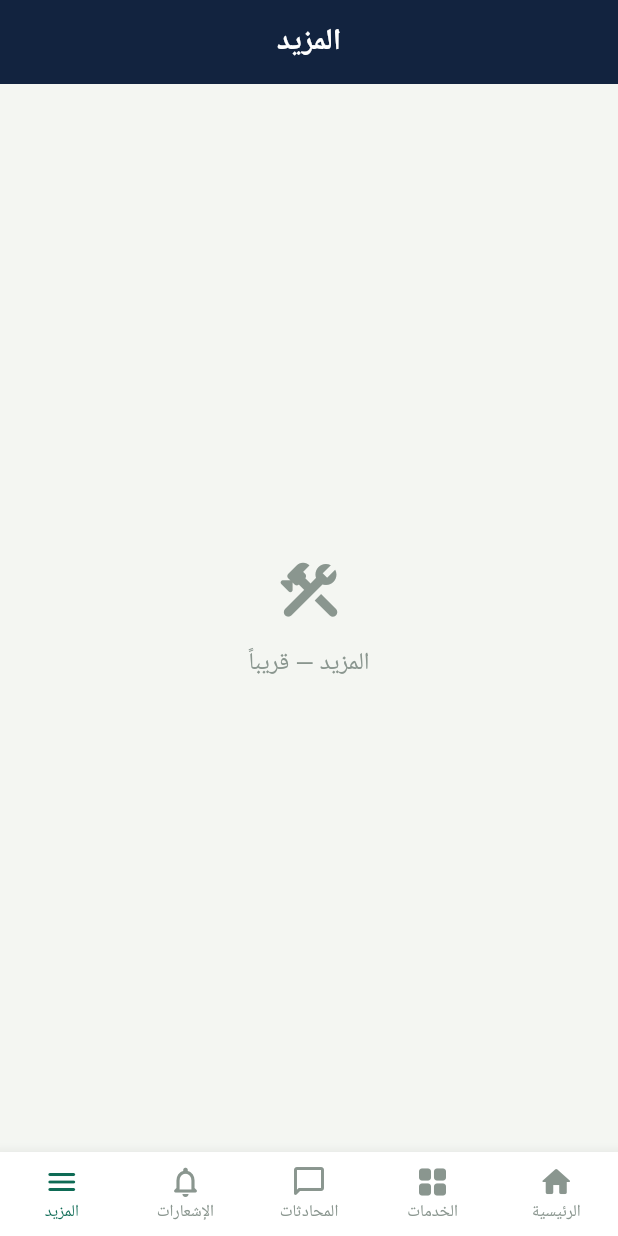
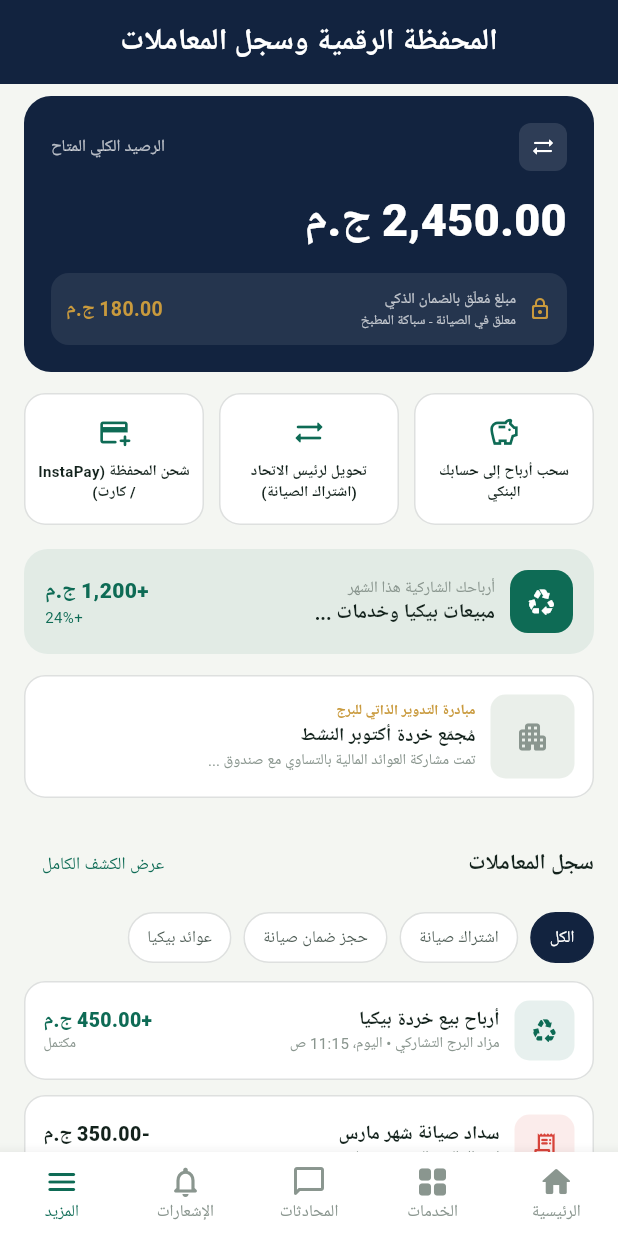
Before and after one commit to ahmedshaabangcc-crypto/mogtama3y, a Flutter app: the screen it shows after launch, item 5 of the bottom bar chosen, on a phone screen of 412 x 824 dp. Run offline on Flutter 3.47's test engine with Material 3 defaults, Android fonts, the phone set to English and light mode, and no system bars; our stand-ins replace google_fonts, supabase_flutter; accounts and stored records are empty; Roboto replaces fonts that are missing (Ibm Plex Sans Arabic, Reem Kufi).

Commit message:
Add digital wallet screen and wire it to the bottom nav (screen 21)
wallet_screen.dart: the balance card (with the amount held in
escrow surfaced separately), three quick actions (withdraw, transfer
to the union head, top up), a recycling-earnings highlight, the
building's self-recycling-drive card, and a filterable transaction
ledger covering the three real transaction types (a bikya sale
credit, a maintenance-dues debit, and an escrow hold).

Wired the bottom-nav "المزيد" tab to it, replacing its placeholder —
it was the natural home for account/financial features.

Verified with flutter analyze (no issues).

Co-Authored-By: Claude Sonnet 5 <noreply@anthropic.com>

```diff
--- a/lib/features/shell/app_shell.dart
+++ b/lib/features/shell/app_shell.dart
@@ -3,6 +3,7 @@ import 'package:flutter/material.dart';
 import '../home/guest_home_screen.dart';
 import '../services/technicians_market_screen.dart';
 import '../shared/placeholder_screen.dart';
+import '../wallet/wallet_screen.dart';
 
 /// Bottom-nav shell matching the 5-tab bar seen across the app screens:
 /// الرئيسية، الخدمات، المحادثات، الإشعارات، المزيد (right-to-left).
@@ -21,7 +22,7 @@ class _AppShellState extends State<AppShell> {
     const TechniciansMarketScreen(),
     const PlaceholderScreen(title: 'المحادثات'),
     const PlaceholderScreen(title: 'الإشعارات'),
-    const PlaceholderScreen(title: 'المزيد'),
+    const WalletScreen(),
   ];
 
   @override
--- /dev/null
+++ b/lib/features/wallet/wallet_screen.dart
@@ -0,0 +1,288 @@
+import 'package:flutter/material.dart';
+
+import '../../core/theme/app_colors.dart';
+
+enum _TxnKind { earning, payment, escrowHold }
+
+class _Transaction {
+  const _Transaction({required this.kind, required this.title, required this.subtitle, required this.amount, required this.status, required this.icon});
+  final _TxnKind kind;
+  final String title, subtitle, amount, status;
+  final IconData icon;
+}
+
+const _transactions = [
+  _Transaction(
+    kind: _TxnKind.earning,
+    title: 'أرباح بيع خردة بيكيا',
+    subtitle: 'مزاد البرج التشاركي • اليوم، 11:15 ص',
+    amount: '+450.00 ج.م',
+    status: 'مكتمل',
+    icon: Icons.recycling_rounded,
+  ),
+  _Transaction(
+    kind: _TxnKind.payment,
+    title: 'سداد صيانة شهر مارس',
+    subtitle: 'اشتراك البرج الشهري • 1 مارس',
+    amount: '-350.00 ج.م',
+    status: 'سدد',
+    icon: Icons.receipt_long_rounded,
+  ),
+  _Transaction(
+    kind: _TxnKind.escrowHold,
+    title: 'حجز ضمان في سباكة الثقة',
+    subtitle: 'معاق بالضمان الذكي • أحمد السباك',
+    amount: '-120.00 ج.م',
+    status: 'تحرير العملية',
+    icon: Icons.lock_outline_rounded,
+  ),
+];
+
+/// Digital wallet & transaction ledger — matches
+/// design/screens/21_wallet_transactions.png.
+class WalletScreen extends StatelessWidget {
+  const WalletScreen({super.key});
+
+  @override
+  Widget build(BuildContext context) {
+    return Scaffold(
+      backgroundColor: AppColors.bg,
+      appBar: AppBar(title: const Text('المحفظة الرقمية وسجل المعاملات')),
+      body: ListView(
+        padding: const EdgeInsets.fromLTRB(16, 8, 16, 16),
+        children: [
+          Container(
+            padding: const EdgeInsets.all(18),
+            decoration: BoxDecoration(color: AppColors.navy, borderRadius: BorderRadius.circular(18)),
+            child: Column(
+              crossAxisAlignment: CrossAxisAlignment.start,
+              children: [
+                Row(children: [
+                  Container(
+                    width: 32,
+                    height: 32,
+                    decoration: BoxDecoration(color: Colors.white.withValues(alpha: 0.12), borderRadius: BorderRadius.circular(8)),
+                    child: const Icon(Icons.sync_alt_rounded, color: Colors.white, size: 16),
+                  ),
+                  const Spacer(),
+                  const Text('الرصيد الكلي المتاح', style: TextStyle(color: Colors.white70, fontSize: 11)),
+                ]),
+                const SizedBox(height: 10),
+                const Align(
+                  alignment: Alignment.centerRight,
+                  child: Text('2,450.00 ج.م', style: TextStyle(color: Colors.white, fontSize: 30, fontWeight: FontWeight.w800)),
+                ),
+                const SizedBox(height: 14),
+                Container(
+                  padding: const EdgeInsets.all(10),
+                  decoration: BoxDecoration(color: Colors.white.withValues(alpha: 0.08), borderRadius: BorderRadius.circular(12)),
+                  child: Row(children: [
+                    const Icon(Icons.lock_outline_rounded, color: AppColors.gold, size: 16),
+                    const SizedBox(width: 8),
+                    const Expanded(
+                      child: Column(
+                        crossAxisAlignment: CrossAxisAlignment.start,
+                        children: [
+                          Text('مبلغ مُعلّق بالضمان الذكي', style: TextStyle(color: Colors.white70, fontSize: 10)),
+                          Text('معلق في الصيانة - سباكة المطبخ', style: TextStyle(color: Colors.white70, fontSize: 9)),
+                        ],
+                      ),
+                    ),
+                    const Text('180.00 ج.م', style: TextStyle(color: AppColors.gold, fontWeight: FontWeight.w700, fontSize: 13)),
+                  ]),
+                ),
+              ],
+            ),
+          ),
+          const SizedBox(height: 14),
+          Row(
+            children: const [
+              Expanded(child: _QuickAction(icon: Icons.savings_outlined, label: 'سحب أرباح إلى حسابك البنكي')),
+              SizedBox(width: 10),
+              Expanded(child: _QuickAction(icon: Icons.sync_alt_rounded, label: 'تحويل لرئيس الاتحاد (اشتراك الصيانة)')),
+              SizedBox(width: 10),
+              Expanded(child: _QuickAction(icon: Icons.add_card_rounded, label: 'شحن المحفظة (InstaPay / كارت)')),
+            ],
+          ),
+          const SizedBox(height: 16),
+          Container(
+            padding: const EdgeInsets.all(14),
+            decoration: BoxDecoration(color: AppColors.teal.withValues(alpha: 0.08), borderRadius: BorderRadius.circular(16)),
+            child: Row(children: [
+              Container(
+                width: 42,
+                height: 42,
+                decoration: BoxDecoration(color: AppColors.teal, borderRadius: BorderRadius.circular(12)),
+                child: const Icon(Icons.recycling_rounded, color: Colors.white, size: 20),
+              ),
+              const SizedBox(width: 10),
+              const Expanded(
+                child: Column(
+                  crossAxisAlignment: CrossAxisAlignment.start,
+                  children: [
+                    Text('أرباحك الشاركية هذا الشهر', style: TextStyle(fontSize: 10.5, color: AppColors.inkMuted)),
+                    Text('مبيعات بيكيا وخدمات ...', style: TextStyle(fontWeight: FontWeight.w700, fontSize: 13)),
+                  ],
+                ),
+              ),
+              const Column(
+                crossAxisAlignment: CrossAxisAlignment.end,
+                children: [
+                  Text('+1,200 ج.م', style: TextStyle(fontWeight: FontWeight.w800, fontSize: 14, color: AppColors.teal)),
+                  Text('+24%', style: TextStyle(fontSize: 10, color: AppColors.teal)),
+                ],
+              ),
+            ]),
+          ),
+          const SizedBox(height: 14),
+          Container(
+            padding: const EdgeInsets.all(12),
+            decoration: BoxDecoration(color: AppColors.surface, borderRadius: BorderRadius.circular(14), border: Border.all(color: AppColors.border)),
+            child: Row(children: [
+              Container(
+                width: 56,
+                height: 56,
+                decoration: BoxDecoration(color: AppColors.surfaceAlt, borderRadius: BorderRadius.circular(10)),
+                child: const Icon(Icons.apartment_rounded, color: AppColors.inkMuted),
+              ),
+              const SizedBox(width: 10),
+              const Expanded(
+                child: Column(
+                  crossAxisAlignment: CrossAxisAlignment.start,
+                  children: [
+                    Text('مبادرة التدوير الذاتي للبرج', style: TextStyle(fontSize: 9.5, color: AppColors.gold, fontWeight: FontWeight.w700)),
+                    Text('مُجمّع خردة أكتوبر النشط', style: TextStyle(fontWeight: FontWeight.w700, fontSize: 12.5)),
+                    Text('تمت مشاركة العوائد المالية بالتساوي مع صندوق ...', style: TextStyle(fontSize: 10, color: AppColors.inkMuted), overflow: TextOverflow.ellipsis),
+                  ],
+                ),
+              ),
+            ]),
+          ),
+          const SizedBox(height: 20),
+          Row(children: [
+            const Expanded(child: Text('سجل المعاملات', style: TextStyle(fontWeight: FontWeight.w700, fontSize: 14.5))),
+            TextButton(onPressed: () {}, child: const Text('عرض الكشف الكامل', style: TextStyle(fontSize: 11.5))),
+          ]),
+          const SizedBox(height: 8),
+          const _FilterChips(),
+          const SizedBox(height: 12),
+          for (final t in _transactions) ...[
+            _TransactionTile(txn: t),
+            const SizedBox(height: 10),
+          ],
+          const SizedBox(height: 10),
+          Container(
+            padding: const EdgeInsets.all(10),
+            decoration: BoxDecoration(color: AppColors.surfaceAlt, borderRadius: BorderRadius.circular(10)),
+            child: Row(children: const [
+              Icon(Icons.shield_outlined, size: 14, color: AppColors.inkMuted),
+              SizedBox(width: 6),
+              Expanded(
+                child: Text(
+                  'جميع المعاملات المالية ومبالغ الضمان تخضع لرقابة مجلس إدارة اتحاد ملاك برج الياسمين وحماية بموجب اللائحة الداخلية المعتمدة.',
+                  style: TextStyle(fontSize: 9.5, color: AppColors.inkMuted, height: 1.6),
+                ),
+              ),
+            ]),
+          ),
+        ],
+      ),
+    );
+  }
+}
+
+class _QuickAction extends StatelessWidget {
+  const _QuickAction({required this.icon, required this.label});
+  final IconData icon;
+  final String label;
+
+  @override
+  Widget build(BuildContext context) {
+    return Container(
+      padding: const EdgeInsets.symmetric(vertical: 14, horizontal: 8),
+      decoration: BoxDecoration(color: AppColors.surface, borderRadius: BorderRadius.circular(14), border: Border.all(color: AppColors.border)),
+      child: Column(
+        children: [
+          Icon(icon, color: AppColors.teal, size: 22),
+          const SizedBox(height: 8),
+          Text(label, textAlign: TextAlign.center, style: const TextStyle(fontSize: 10, fontWeight: FontWeight.w600, height: 1.4)),
+        ],
+      ),
+    );
+  }
+}
+
+class _FilterChips extends StatelessWidget {
+  const _FilterChips();
+
+  @override
+  Widget build(BuildContext context) {
+    const chips = ['الكل', 'اشتراك صيانة', 'حجز ضمان صيانة', 'عوائد بيكيا'];
+    return SizedBox(
+      height: 34,
+      child: ListView.separated(
+        scrollDirection: Axis.horizontal,
+        itemCount: chips.length,
+        separatorBuilder: (_, _) => const SizedBox(width: 8),
+        itemBuilder: (context, i) {
+          final selected = i == 0;
+          return Container(
+            padding: const EdgeInsets.symmetric(horizontal: 12),
+            alignment: Alignment.center,
+            decoration: BoxDecoration(
+              color: selected ? AppColors.navy : AppColors.surface,
+              borderRadius: BorderRadius.circular(100),
+              border: Border.all(color: selected ? AppColors.navy : AppColors.border),
+            ),
+            child: Text(chips[i], style: TextStyle(fontSize: 11, color: selected ? Colors.white : AppColors.inkSecondary, fontWeight: FontWeight.w500)),
+          );
+        },
+      ),
+    );
+  }
+}
+
+class _TransactionTile extends StatelessWidget {
+  const _TransactionTile({required this.txn});
+  final _Transaction txn;
+
+  bool get _isCredit => txn.amount.startsWith('+');
+
+  @override
+  Widget build(BuildContext context) {
+    return Container(
+      padding: const EdgeInsets.all(12),
+      decoration: BoxDecoration(color: AppColors.surface, borderRadius: BorderRadius.circular(14), border: Border.all(color: AppColors.border)),
+      child: Row(
+        children: [
+          Container(
+            width: 40,
+            height: 40,
+            decoration: BoxDecoration(
+              color: (_isCredit ? AppColors.teal : AppColors.categorySos).withValues(alpha: 0.1),
+              borderRadius: BorderRadius.circular(10),
+            ),
+            child: Icon(txn.icon, size: 18, color: _isCredit ? AppColors.teal : AppColors.categorySos),
+          ),
+          const SizedBox(width: 10),
+          Expanded(
+            child: Column(
+              crossAxisAlignment: CrossAxisAlignment.start,
+              children: [
+                Text(txn.title, style: const TextStyle(fontWeight: FontWeight.w700, fontSize: 12.5)),
+                Text(txn.subtitle, style: const TextStyle(fontSize: 10, color: AppColors.inkMuted), overflow: TextOverflow.ellipsis),
+              ],
+            ),
+          ),
+          Column(
+            crossAxisAlignment: CrossAxisAlignment.end,
+            children: [
+              Text(txn.amount, style: TextStyle(fontWeight: FontWeight.w800, fontSize: 13, color: _isCredit ? AppColors.teal : AppColors.ink)),
+              Text(txn.status, style: const TextStyle(fontSize: 9.5, color: AppColors.inkMuted)),
+            ],
+          ),
+        ],
+      ),
+    );
+  }
+}
```
